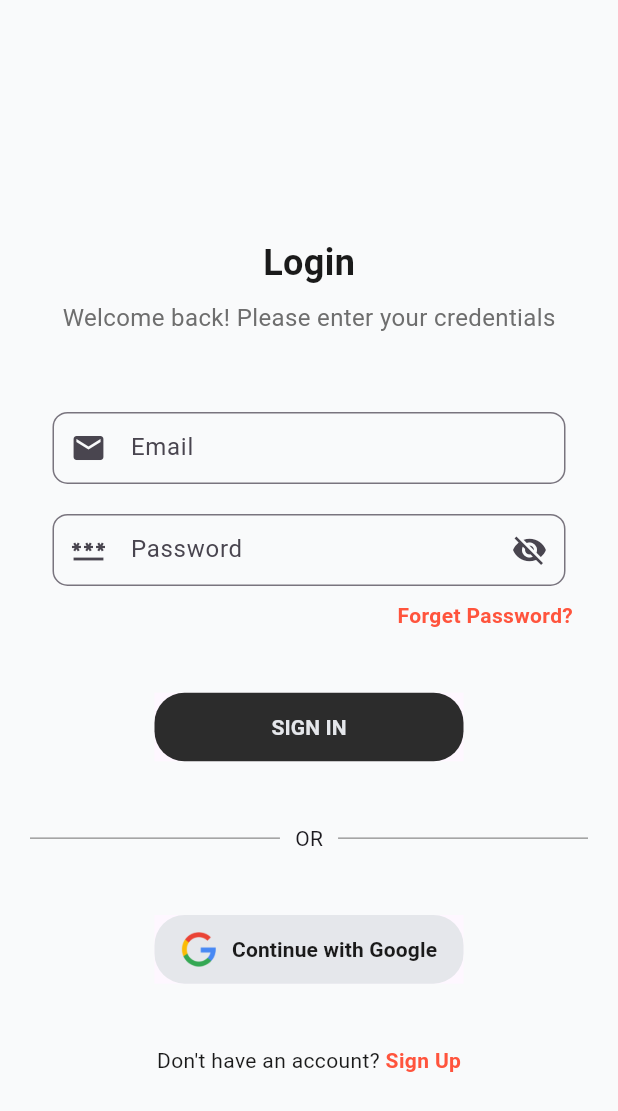
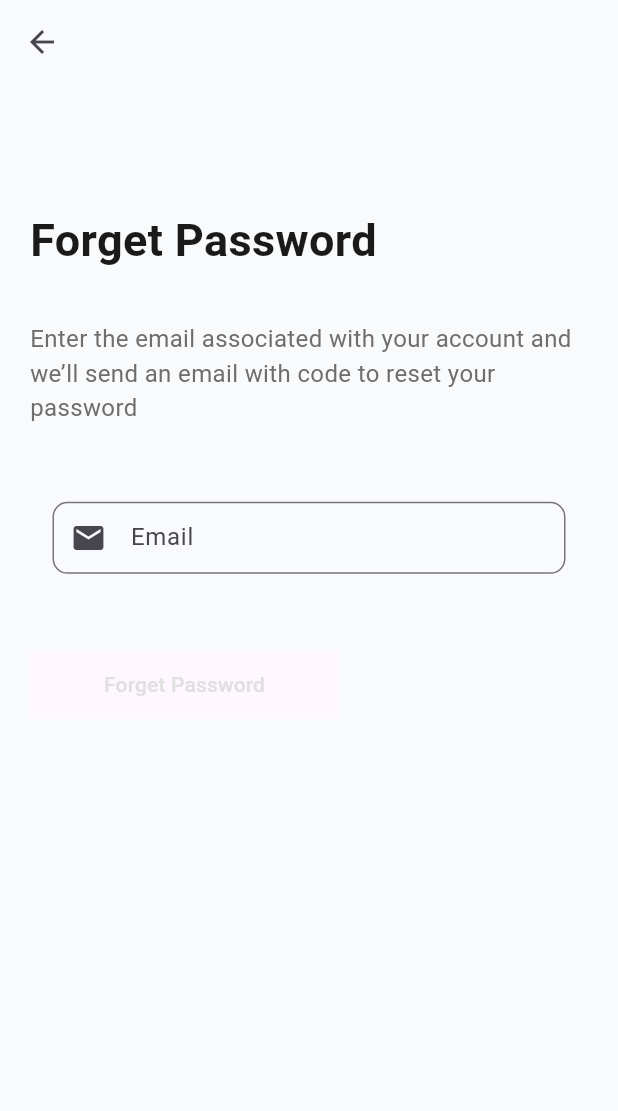
Before and after one commit to SheikhSarim/Laptop-Harbour, a Flutter app: the LoginScreen screen opened directly, after a tap on "Forget Password?", on a phone screen of 412 x 824 dp. Shown: the top 1111 px of the screen. Run offline on Flutter 3.47's test engine with Material 3 defaults, Android fonts, the phone set to English and light mode, and no system bars; our stand-ins replace carousel_slider, cloud_firestore, firebase_auth, firebase_core, flutter_keyboard_visibility, get and 4 more; accounts and stored records are empty; statements that could not run were skipped.

Commit message:
Forget Password

```diff
--- /dev/null
+++ b/lib/controllers/forget_password_controller.dart
@@ -0,0 +1,33 @@
+
+import 'package:cloud_firestore/cloud_firestore.dart';
+import 'package:firebase_auth/firebase_auth.dart';
+import 'package:get/get.dart';
+import 'package:laptops_harbour/screens/auth/login_screen.dart';
+import 'package:laptops_harbour/utils/constants/app_constants.dart';
+
+class ForgetPasswordController extends GetxController {
+  final FirebaseAuth _auth = FirebaseAuth.instance;
+  // ignore: unused_field
+  final FirebaseFirestore _firestore = FirebaseFirestore.instance;
+  Future<void> forgetPasswordMethod(String userEmail) async {
+    try {
+      await _auth.sendPasswordResetEmail(email: userEmail);
+      Get.snackbar(
+        "Request sent Successfully",
+        "Password Reset Link sent to $userEmail",
+        snackPosition: SnackPosition.BOTTOM,
+        backgroundColor: AppConstants.appSecondaryColor,
+        colorText: AppConstants.appSecondaryColor,
+      );
+      Get.offAll(() => LoginScreen());
+    } on FirebaseAuthException catch (e) {
+      Get.snackbar(
+        "Error",
+        "$e",
+        snackPosition: SnackPosition.BOTTOM,
+        backgroundColor: AppConstants.appSecondaryColor,
+        colorText: AppConstants.appSecondaryColor,
+      );
+    }
+  }
+}
--- /dev/null
+++ b/lib/screens/auth/forget_password.dart
@@ -0,0 +1,116 @@
+import 'package:flutter/material.dart';
+import 'package:flutter_keyboard_visibility/flutter_keyboard_visibility.dart';
+import 'package:get/get.dart';
+import 'package:laptops_harbour/controllers/forget_password_controller.dart';
+import 'package:laptops_harbour/utils/constants/app_constants.dart';
+
+class ForgetPasswordScreen extends StatefulWidget {
+  const ForgetPasswordScreen({super.key});
+
+  @override
+  State<ForgetPasswordScreen> createState() => _ForgetPasswordScreenState();
+}
+
+class _ForgetPasswordScreenState extends State<ForgetPasswordScreen> {
+  final ForgetPasswordController forgetPasswordController = Get.put(
+    ForgetPasswordController(),
+  );
+  TextEditingController userEmail = TextEditingController();
+  @override
+  Widget build(BuildContext context) {
+    return KeyboardVisibilityBuilder(
+      builder: (context, isKeyboardVisible) {
+        return Scaffold(
+          appBar: AppBar(
+            backgroundColor: AppConstants.appBackgroundColor,
+            iconTheme: IconThemeData(color: AppConstants.primaryIconColor),
+            automaticallyImplyLeading: true,
+            // centerTitle: true,
+            // title: Text(
+            //   "Forget Password",
+            //   style: TextStyle(color: AppConstants.primaryTextColor),
+            // ),
+          ),
+          body: Padding(
+            padding: const EdgeInsets.symmetric(horizontal: 20),
+            child: Column(
+              crossAxisAlignment: CrossAxisAlignment.start,
+              children: [
+                SizedBox(height: Get.height / 10),
+                Text(
+                  "Forget Password",
+                  style: TextStyle(
+                    fontSize: 30,
+                    fontWeight: FontWeight.bold,
+                    color: AppConstants.primaryTextColor,
+                  ),
+                ),
+                SizedBox(height: Get.height / 25),
+                Text(
+                  "Enter the email associated with your account and we’ll send an email with code to reset your password",
+                  style: TextStyle(
+                    fontSize: 16,
+                    color: AppConstants.secondaryTextColor,
+                  ),
+                ),
+                SizedBox(height: Get.height / 20),
+                Container(
+                  margin: EdgeInsets.symmetric(horizontal: 5.0),
+                  width: Get.width,
+                  child: Padding(
+                    padding: const EdgeInsets.all(10.0),
+                    child: TextFormField(
+                      controller: userEmail,
+                      cursorColor: AppConstants.primaryColor,
+                      keyboardType: TextInputType.emailAddress,
+                      decoration: InputDecoration(
+                        hintText: "Email",
+                        prefixIcon: Icon(Icons.email),
+                        contentPadding: EdgeInsets.only(top: 2.0, left: 8.0),
+                        border: OutlineInputBorder(
+                          borderRadius: BorderRadius.circular(10.0),
+                        ),
+                      ),
+                    ),
+                  ),
+                ),
+                SizedBox(height: Get.height / 20),
+                Material(
+                  child: Container(
+                    width: Get.width / 2,
+                    height: Get.height / 18,
+                    decoration: BoxDecoration(
+                      color: AppConstants.appButtonColor,
+                      borderRadius: BorderRadius.circular(20.0),
+                    ),
+                    child: TextButton(
+                      child: Text(
+                        "Forget Password",
+                        style: TextStyle(color: AppConstants.invertTextColor),
+                      ),
+                      onPressed: () async {
+                        String email = userEmail.text.trim();
+                        if (email.isEmpty) {
+                          Get.snackbar(
+                            "Error",
+                            "Please Enter all the details",
+                            snackPosition: SnackPosition.BOTTOM,
+                            backgroundColor: AppConstants.appSecondaryColor,
+                            colorText: AppConstants.primaryTextColor,
+                          );
+                        } else {
+                          String email = userEmail.text.trim();
+                          forgetPasswordController.forgetPasswordMethod(email);
+                        }
+                      },
+                    ),
+                  ),
+                ),
+              ],
+            ),
+          ),
+        );
+      },
+    );
+  }
+}
--- a/lib/screens/auth/login_screen.dart
+++ b/lib/screens/auth/login_screen.dart
@@ -3,8 +3,8 @@ import 'package:flutter_keyboard_visibility/flutter_keyboard_visibility.dart';
 import 'package:get/get.dart';
 import 'package:laptops_harbour/controllers/google_sign_in_controller.dart';
 import 'package:laptops_harbour/controllers/sign_in_controller.dart';
+import 'package:laptops_harbour/screens/auth/forget_password.dart';
 import 'package:laptops_harbour/screens/auth/sign_up_screen.dart';
-import 'package:laptops_harbour/screens/user_panel/home.dart';
 import 'package:laptops_harbour/utils/constants/app_constants.dart';
 
 class LoginScreen extends StatefulWidget {
@@ -33,14 +33,6 @@ class _LoginScreenState extends State<LoginScreen> {
         return Scaffold(
           appBar: AppBar(
             backgroundColor: AppConstants.appBackgroundColor,
-            // centerTitle: true,
-            // title: Text(
-            //   "Sign In",
-            //   style: TextStyle(
-            //     color: AppConstants.primaryTextColor,
-            //     fontWeight: FontWeight.bold,
-            //   ),
-            // ),
             automaticallyImplyLeading: false,
           ),
           body: SingleChildScrollView(
@@ -140,7 +132,7 @@ class _LoginScreenState extends State<LoginScreen> {
                       alignment: Alignment.centerRight,
                       child: GestureDetector(
                         onTap: () {
-                          // Get.to(() => ForgetPasswordScreen());
+                          Get.to(() => ForgetPasswordScreen());
                         },
                         child: Text(
                           "Forget Password?",
@@ -159,7 +151,7 @@ class _LoginScreenState extends State<LoginScreen> {
                         width: Get.width / 2,
                         height: Get.height / 18,
                         decoration: BoxDecoration(
-                          color: AppConstants.secondarybackgroundColor,
+                          color: AppConstants.appButtonColor,
                           borderRadius: BorderRadius.circular(20.0),
                         ),
                         child: Obx(
```
